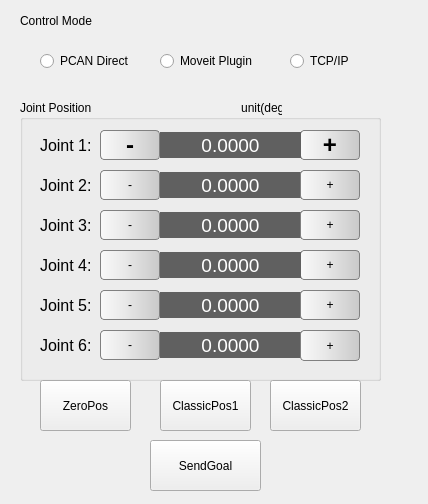
This is aubo_control/src/control_panel/mainwindow.ui in liuxinwust/test_robot as Qt 5 draws it before an edit. The edited form follows.
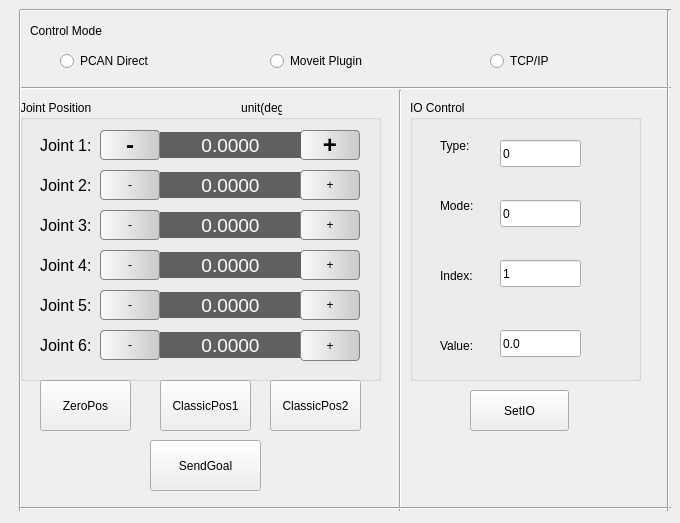
This is the edited form.

Diff of the .ui file:
```diff
--- a/aubo_control/src/control_panel/mainwindow.ui
+++ b/aubo_control/src/control_panel/mainwindow.ui
@@ -6,8 +6,8 @@
    <rect>
     <x>0</x>
     <y>0</y>
-    <width>428</width>
-    <height>504</height>
+    <width>680</width>
+    <height>523</height>
    </rect>
   </property>
   <property name="windowTitle">
@@ -730,7 +730,7 @@
    <widget class="QRadioButton" name="rbx_pcan">
     <property name="geometry">
      <rect>
-      <x>40</x>
+      <x>60</x>
       <y>50</y>
       <width>111</width>
       <height>22</height>
@@ -743,7 +743,7 @@
    <widget class="QRadioButton" name="rbx_tcp">
     <property name="geometry">
      <rect>
-      <x>290</x>
+      <x>490</x>
       <y>50</y>
       <width>81</width>
       <height>22</height>
@@ -756,8 +756,8 @@
    <widget class="QLabel" name="label">
     <property name="geometry">
      <rect>
-      <x>20</x>
-      <y>10</y>
+      <x>30</x>
+      <y>20</y>
       <width>101</width>
       <height>21</height>
      </rect>
@@ -782,7 +782,7 @@
    <widget class="QRadioButton" name="rbx_moveit">
     <property name="geometry">
      <rect>
-      <x>160</x>
+      <x>270</x>
       <y>50</y>
       <width>121</width>
       <height>22</height>
@@ -818,6 +818,227 @@
      <string>ClassicPos2</string>
     </property>
    </widget>
+   <widget class="QGroupBox" name="groupBox">
+    <property name="geometry">
+     <rect>
+      <x>410</x>
+      <y>100</y>
+      <width>231</width>
+      <height>281</height>
+     </rect>
+    </property>
+    <property name="title">
+     <string>IO Control</string>
+    </property>
+    <widget class="QLabel" name="label_2">
+     <property name="geometry">
+      <rect>
+       <x>30</x>
+       <y>30</y>
+       <width>51</width>
+       <height>31</height>
+      </rect>
+     </property>
+     <property name="text">
+      <string>Type:</string>
+     </property>
+    </widget>
+    <widget class="QLabel" name="label_3">
+     <property name="geometry">
+      <rect>
+       <x>30</x>
+       <y>90</y>
+       <width>51</width>
+       <height>31</height>
+      </rect>
+     </property>
+     <property name="text">
+      <string>Mode:</string>
+     </property>
+    </widget>
+    <widget class="QLabel" name="label_4">
+     <property name="geometry">
+      <rect>
+       <x>30</x>
+       <y>160</y>
+       <width>51</width>
+       <height>31</height>
+      </rect>
+     </property>
+     <property name="text">
+      <string>Index:</string>
+     </property>
+    </widget>
+    <widget class="QLabel" name="label_5">
+     <property name="geometry">
+      <rect>
+       <x>30</x>
+       <y>230</y>
+       <width>51</width>
+       <height>31</height>
+      </rect>
+     </property>
+     <property name="text">
+      <string>Value:</string>
+     </property>
+    </widget>
+    <widget class="QLineEdit" name="le_ioType">
+     <property name="geometry">
+      <rect>
+       <x>90</x>
+       <y>40</y>
+       <width>81</width>
+       <height>27</height>
+      </rect>
+     </property>
+     <property name="text">
+      <string>0</string>
+     </property>
+    </widget>
+    <widget class="QLineEdit" name="le_ioMode">
+     <property name="geometry">
+      <rect>
+       <x>90</x>
+       <y>100</y>
+       <width>81</width>
+       <height>27</height>
+      </rect>
+     </property>
+     <property name="text">
+      <string>0</string>
+     </property>
+    </widget>
+    <widget class="QLineEdit" name="le_ioIndex">
+     <property name="geometry">
+      <rect>
+       <x>90</x>
+       <y>160</y>
+       <width>81</width>
+       <height>27</height>
+      </rect>
+     </property>
+     <property name="text">
+      <string>1</string>
+     </property>
+    </widget>
+    <widget class="QLineEdit" name="le_ioValue">
+     <property name="geometry">
+      <rect>
+       <x>90</x>
+       <y>230</y>
+       <width>81</width>
+       <height>27</height>
+      </rect>
+     </property>
+     <property name="text">
+      <string>0.0</string>
+     </property>
+    </widget>
+    <widget class="Line" name="line_7">
+     <property name="geometry">
+      <rect>
+       <x>240</x>
+       <y>-90</y>
+       <width>20</width>
+       <height>501</height>
+      </rect>
+     </property>
+     <property name="orientation">
+      <enum>Qt::Vertical</enum>
+     </property>
+    </widget>
+   </widget>
+   <widget class="Line" name="line">
+    <property name="geometry">
+     <rect>
+      <x>20</x>
+      <y>80</y>
+      <width>651</width>
+      <height>16</height>
+     </rect>
+    </property>
+    <property name="orientation">
+     <enum>Qt::Horizontal</enum>
+    </property>
+   </widget>
+   <widget class="Line" name="line_2">
+    <property name="geometry">
+     <rect>
+      <x>390</x>
+      <y>90</y>
+      <width>20</width>
+      <height>421</height>
+     </rect>
+    </property>
+    <property name="orientation">
+     <enum>Qt::Vertical</enum>
+    </property>
+   </widget>
+   <widget class="Line" name="line_3">
+    <property name="geometry">
+     <rect>
+      <x>10</x>
+      <y>10</y>
+      <width>20</width>
+      <height>501</height>
+     </rect>
+    </property>
+    <property name="orientation">
+     <enum>Qt::Vertical</enum>
+    </property>
+   </widget>
+   <widget class="Line" name="line_4">
+    <property name="geometry">
+     <rect>
+      <x>20</x>
+      <y>500</y>
+      <width>651</width>
+      <height>16</height>
+     </rect>
+    </property>
+    <property name="orientation">
+     <enum>Qt::Horizontal</enum>
+    </property>
+   </widget>
+   <widget class="Line" name="line_8">
+    <property name="geometry">
+     <rect>
+      <x>20</x>
+      <y>0</y>
+      <width>651</width>
+      <height>20</height>
+     </rect>
+    </property>
+    <property name="orientation">
+     <enum>Qt::Horizontal</enum>
+    </property>
+   </widget>
+   <widget class="QPushButton" name="pbn_setIO">
+    <property name="geometry">
+     <rect>
+      <x>470</x>
+      <y>390</y>
+      <width>99</width>
+      <height>41</height>
+     </rect>
+    </property>
+    <property name="text">
+     <string>SetIO</string>
+    </property>
+   </widget>
+   <widget class="Line" name="line_5">
+    <property name="geometry">
+     <rect>
+      <x>660</x>
+      <y>10</y>
+      <width>16</width>
+      <height>501</height>
+     </rect>
+    </property>
+    <property name="orientation">
+     <enum>Qt::Vertical</enum>
+    </property>
+   </widget>
   </widget>
  </widget>
  <layoutdefault spacing="6" margin="11"/>
```
